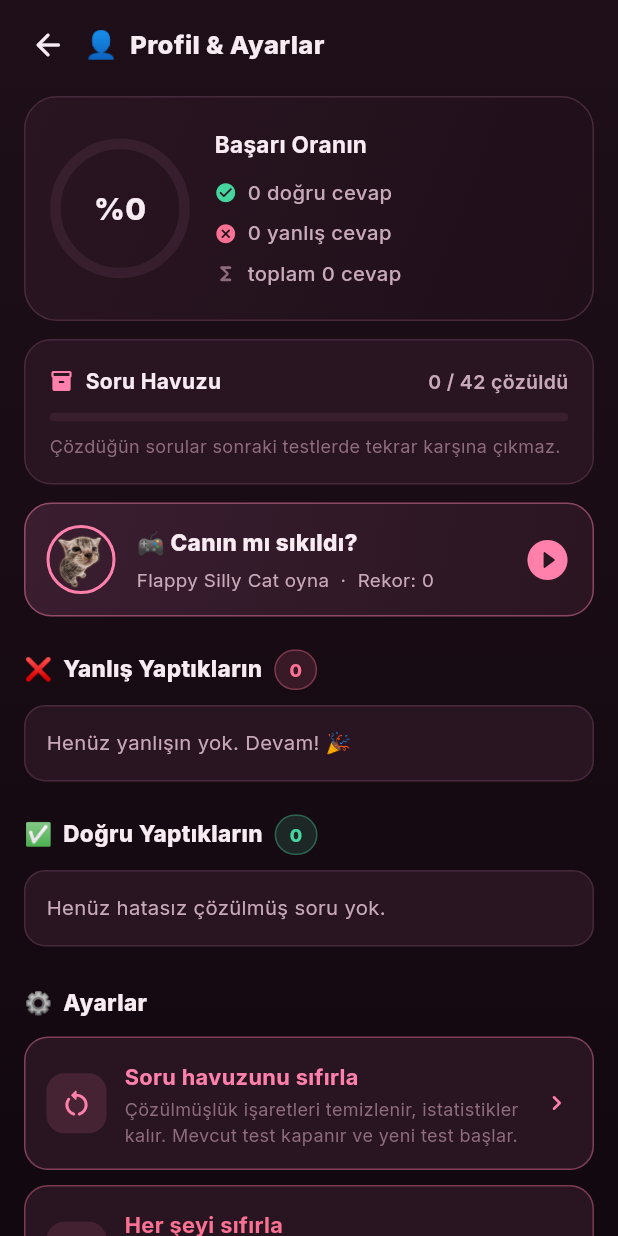
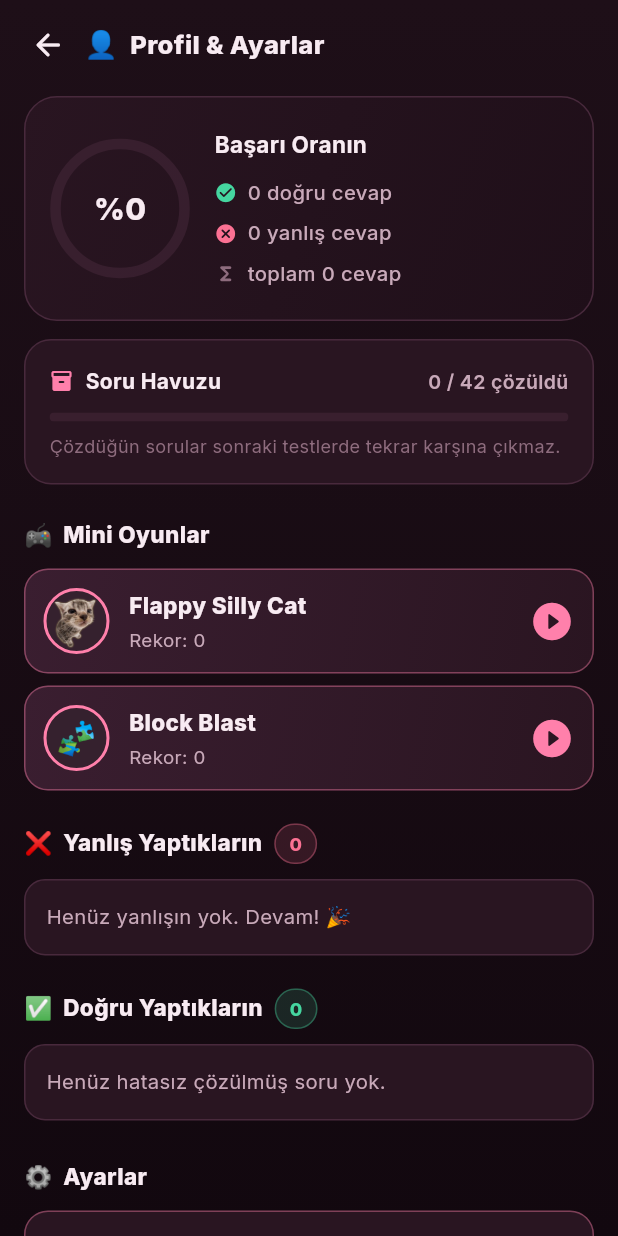
Before and after one commit to MelihCanAkgun/hukuk-reels, a Flutter app: the ProfileSettingsScreen screen opened directly, on a phone screen of 412 x 824 dp. Run offline on Flutter 3.47's test engine with Material 3 defaults, Android fonts, the phone set to English and light mode, and no system bars; our stand-ins replace just_audio, shared_preferences; accounts and stored records are empty.

Commit message:
Block Blast mini oyunu + Mini Oyunlar bölümü
- Yeni oyun: Block Blast (lib/features/game/block_blast_screen). 8×8 ızgara,
  3 polimino parça, sürükle-bırak yerleştirme (parmağın üstünde hayalet +
  geçerli/geçersiz önizleme vurgusu), dolan satır/sütun patlaması (kombo
  bonuslu skor), hiçbir parça sığmayınca oyun biter; refresh ile yeniden.
  Yüksek skor kalıcı (ProgressService.blockHigh; her şeyi sıfırla temizler).
- Profil: tek "Canın mı sıkıldı?" kartı yerine "🎮 Mini Oyunlar" bölümü;
  Flappy Silly Cat ve Block Blast karoları (her birinde rekor).

```diff
--- a/lib/core/services/progress_service.dart
+++ b/lib/core/services/progress_service.dart
@@ -40,6 +40,7 @@ class ProgressService {
   static const _kSolved = 'solved_v1';
   static const _kSession = 'session_v1';
   static const _kFlappyHigh = 'flappy_high_v1';
+  static const _kBlockHigh = 'block_high_v1';
 
   SharedPreferences? _prefs;
 
@@ -114,6 +115,14 @@ class ProgressService {
   Future<bool> submitFlappyScore(int score) async {
     if (score <= flappyHigh) return false;
     await _prefs?.setInt(_kFlappyHigh, score);
+    return true;
+  }
+
+  int get blockHigh => _prefs?.getInt(_kBlockHigh) ?? 0;
+
+  Future<bool> submitBlockScore(int score) async {
+    if (score <= blockHigh) return false;
+    await _prefs?.setInt(_kBlockHigh, score);
     return true;
   }
 
@@ -202,5 +211,6 @@ class ProgressService {
     await _prefs?.remove(_kSolved);
     await _prefs?.remove(_kSession);
     await _prefs?.remove(_kFlappyHigh);
+    await _prefs?.remove(_kBlockHigh);
   }
 }
--- a/lib/features/profile/profile_settings_screen.dart
+++ b/lib/features/profile/profile_settings_screen.dart
@@ -4,6 +4,7 @@ import '../../core/data/questions_data.dart';
 import '../../core/models/quiz_question.dart';
 import '../../core/services/audio_service.dart';
 import '../../core/services/progress_service.dart';
+import '../game/block_blast_screen.dart';
 import '../game/flappy_cat_screen.dart';
 import '../intro/confidence_gate_screen.dart';
 
@@ -80,8 +81,22 @@ class _ProfileSettingsScreenState extends State<ProfileSettingsScreen> {
                     _successCard(pct, totC, totW, totA),
                     const SizedBox(height: 12),
                     _poolCard(solvedInPool),
-                    const SizedBox(height: 12),
-                    _gameCard(),
+                    const SizedBox(height: 22),
+                    _sectionHeader('🎮  Mini Oyunlar', null, AppTheme.accent),
+                    const SizedBox(height: 10),
+                    _gameTile(
+                      imageAsset: 'assets/images/SHINY_Cuh.png',
+                      title: 'Flappy Silly Cat',
+                      subtitle: 'Rekor: ${_progress.flappyHigh}',
+                      screen: const FlappyCatScreen(),
+                    ),
+                    const SizedBox(height: 8),
+                    _gameTile(
+                      emoji: '🧩',
+                      title: 'Block Blast',
+                      subtitle: 'Rekor: ${_progress.blockHigh}',
+                      screen: const BlockBlastScreen(),
+                    ),
                     const SizedBox(height: 22),
                     _sectionHeader('❌  Yanlış Yaptıkların', wrongOnes.length,
                         AppTheme.danger),
@@ -428,55 +443,65 @@ class _ProfileSettingsScreenState extends State<ProfileSettingsScreen> {
     );
   }
 
-  Widget _gameCard() {
+  Widget _gameTile({
+    String? imageAsset,
+    String? emoji,
+    required String title,
+    required String subtitle,
+    required Widget screen,
+  }) {
     return GestureDetector(
       onTap: () async {
-        await Navigator.of(context).push(
-          MaterialPageRoute(builder: (_) => const FlappyCatScreen()),
-        );
+        await Navigator.of(context)
+            .push(MaterialPageRoute(builder: (_) => screen));
         if (mounted) setState(() {}); // dönüşte rekor güncellensin
       },
       child: Container(
-        padding: const EdgeInsets.all(14),
+        padding: const EdgeInsets.all(12),
         decoration: BoxDecoration(
           gradient: const LinearGradient(
             begin: Alignment.topLeft,
             end: Alignment.bottomRight,
             colors: [Color(0xFF3A1E30), Color(0xFF2A1521)],
           ),
-          borderRadius: BorderRadius.circular(18),
-          border: Border.all(color: AppTheme.accent.withValues(alpha: 0.45)),
+          borderRadius: BorderRadius.circular(16),
+          border: Border.all(color: AppTheme.accent.withValues(alpha: 0.4)),
         ),
         child: Row(
           children: [
             Container(
-              width: 46,
-              height: 46,
+              width: 44,
+              height: 44,
+              alignment: Alignment.center,
               decoration: BoxDecoration(
                 shape: BoxShape.circle,
+                color: AppTheme.surfaceHigh,
                 border: Border.all(color: AppTheme.accent, width: 2),
-                image: const DecorationImage(
-                  image: AssetImage('assets/images/SHINY_Cuh.png'),
-                  fit: BoxFit.cover,
-                ),
+                image: imageAsset != null
+                    ? DecorationImage(
+                        image: AssetImage(imageAsset), fit: BoxFit.cover)
+                    : null,
               ),
+              child: emoji != null
+                  ? Text(emoji, style: const TextStyle(fontSize: 22))
+                  : null,
             ),
-            const SizedBox(width: 14),
+            const SizedBox(width: 13),
             Expanded(
               child: Column(
                 crossAxisAlignment: CrossAxisAlignment.start,
                 children: [
-                  const Text(
-                    '🎮 Canın mı sıkıldı?',
-                    style: TextStyle(
+                  Text(
+                    title,
+                    style: const TextStyle(
                       fontSize: 15,
                       fontWeight: FontWeight.w800,
                       color: AppTheme.textPrimary,
                     ),
                   ),
-                  const SizedBox(height: 3),
+                  const SizedBox(height: 2),
                   Text(
-                    'Flappy Silly Cat oyna  ·  Rekor: ${_progress.flappyHigh}',
+                    subtitle,
                     style: const TextStyle(
                       fontSize: 12.5,
                       color: AppTheme.textSecondary,
@@ -486,7 +511,7 @@ class _ProfileSettingsScreenState extends State<ProfileSettingsScreen> {
               ),
             ),
             const Icon(Icons.play_circle_fill_rounded,
-                color: AppTheme.accent, size: 32),
+                color: AppTheme.accent, size: 30),
           ],
         ),
       ),
```
Also changed, not shown: lib/features/game/block_blast_screen.dart (added, +563 -0 lines).
